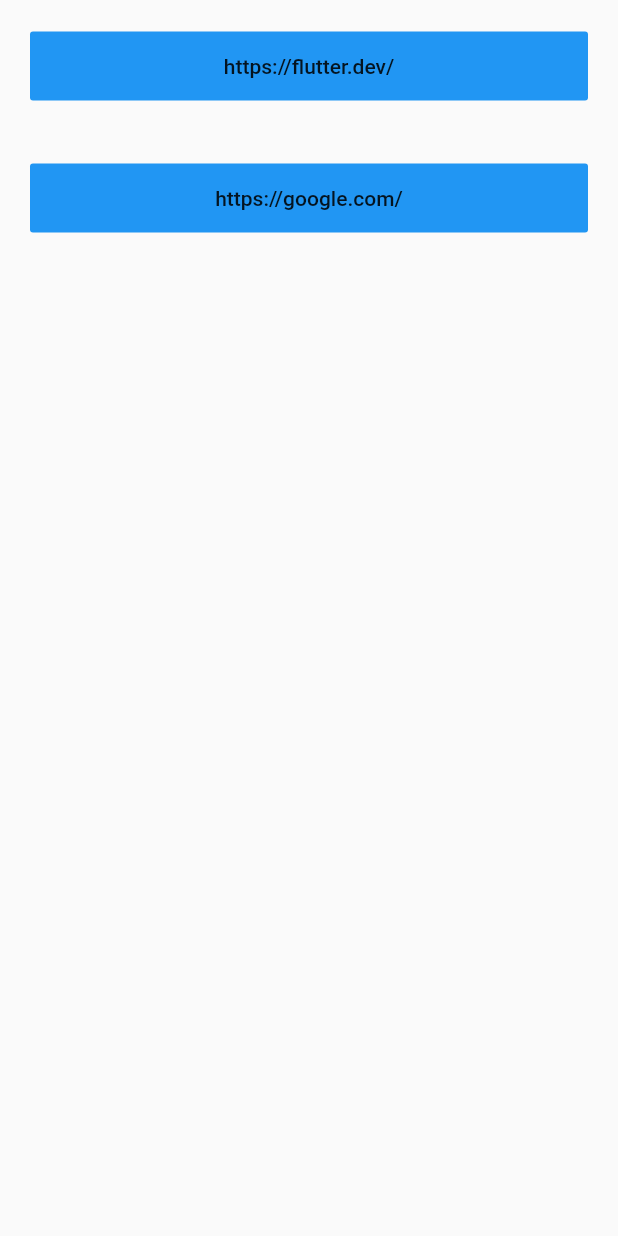
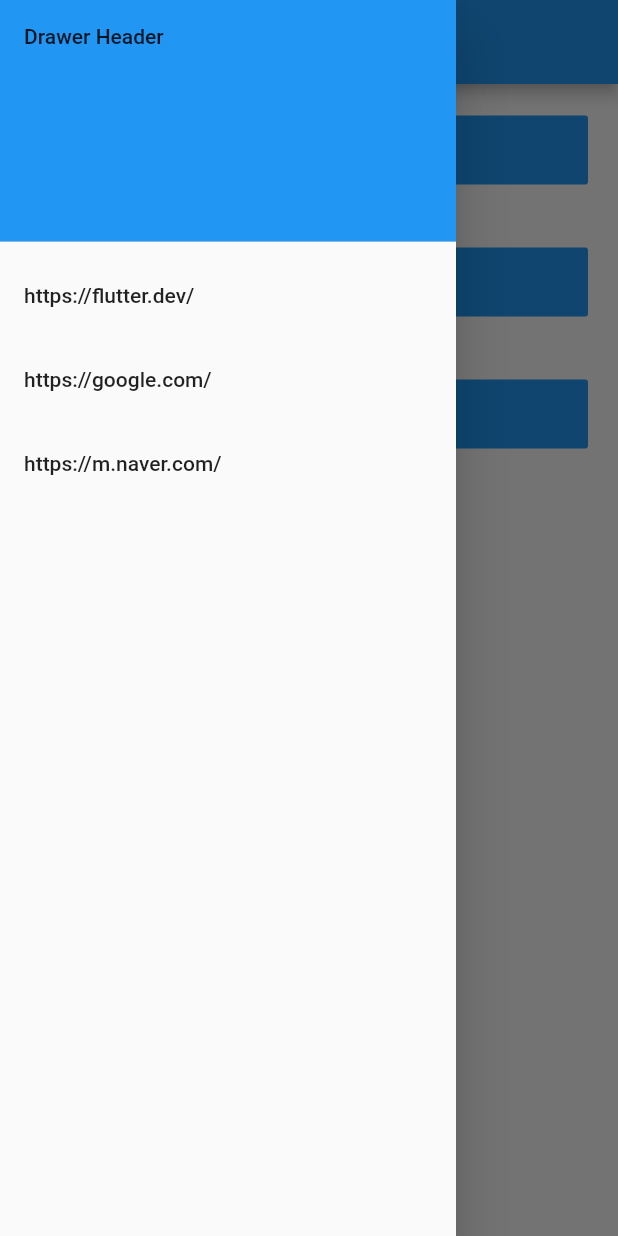
Before and after one commit to YUNHANKYU/Flutter_WebView, a Flutter app: the screen it shows after launch, with the side drawer open (before the commit the screen has no drawer), on a phone screen of 412 x 824 dp. Run offline on Flutter 3.47's test engine with Material 2 defaults, Android fonts, the phone set to English and light mode, and no system bars; our stand-ins replace webview_flutter.

Commit message:
[UPDATE] add DRAWER, you can get current URL

```diff
--- a/lib/webView.dart
+++ b/lib/webView.dart
@@ -1,11 +1,14 @@
 import 'package:flutter/material.dart';
+import 'package:webview_flutter/webview_flutter.dart';
 import 'web_view_container.dart';
 
 
 class WebView extends StatelessWidget {
+  WebViewController _controller;
+
   @override
   Widget build(BuildContext context) {
-    final _links = ['https://flutter.dev/', 'https://google.com/'];
+    final _links = ['https://flutter.dev/', 'https://google.com/', 'https://m.naver.com/'];
 
     return Scaffold(
       body: SafeArea(
@@ -16,6 +19,28 @@ class WebView extends StatelessWidget {
           children: _links.map((link) => _urlButton(context, link)).toList(),
         ),
       )),
+      appBar: AppBar(
+        title: Text("title"),
+      ),
+      drawer: Drawer(
+        child:
+
+        ListView(
+          // Important: Remove any padding from the ListView.
+          padding: EdgeInsets.zero,
+          children: <Widget>[
+            DrawerHeader(
+              child: Text('Drawer Header'),
+              decoration: BoxDecoration(
+                color: Colors.blue,
+              ),
+            ),
+            ..._links.map((String link) => tiles(context, link)).toList(),
+
+          ],
+        ),
+
+      ),
     );
   }
 
@@ -33,6 +58,16 @@ class WebView extends StatelessWidget {
 
   void _handleUrlButtonPressed(BuildContext context, String links) {
     Navigator.push(context,
-    MaterialPageRoute(builder: (context) => WebViewContainer(links)));
+    MaterialPageRoute(builder: (context) => WebViewContainer(links, _controller)));
+  }
+
+  Widget tiles(BuildContext context ,String link) {
+    return
+      ListTile(
+      title: Text('$link'),
+      onTap: () {
+        _handleUrlButtonPressed(context, link);
+      },
+    );
   }
 }
```
